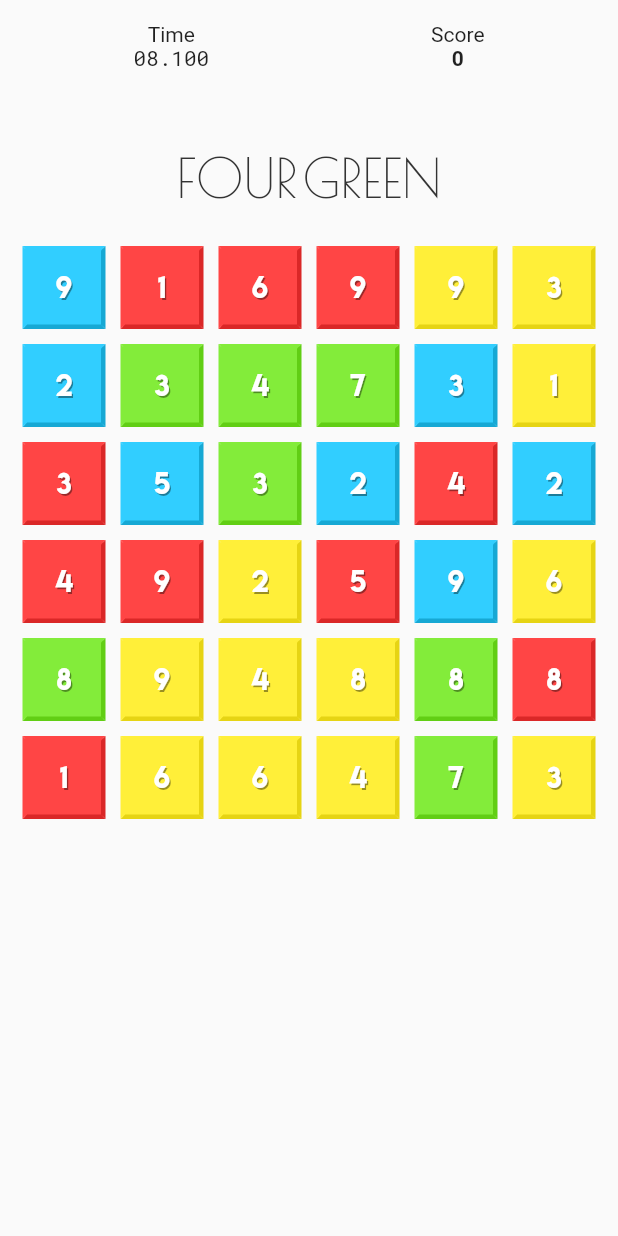
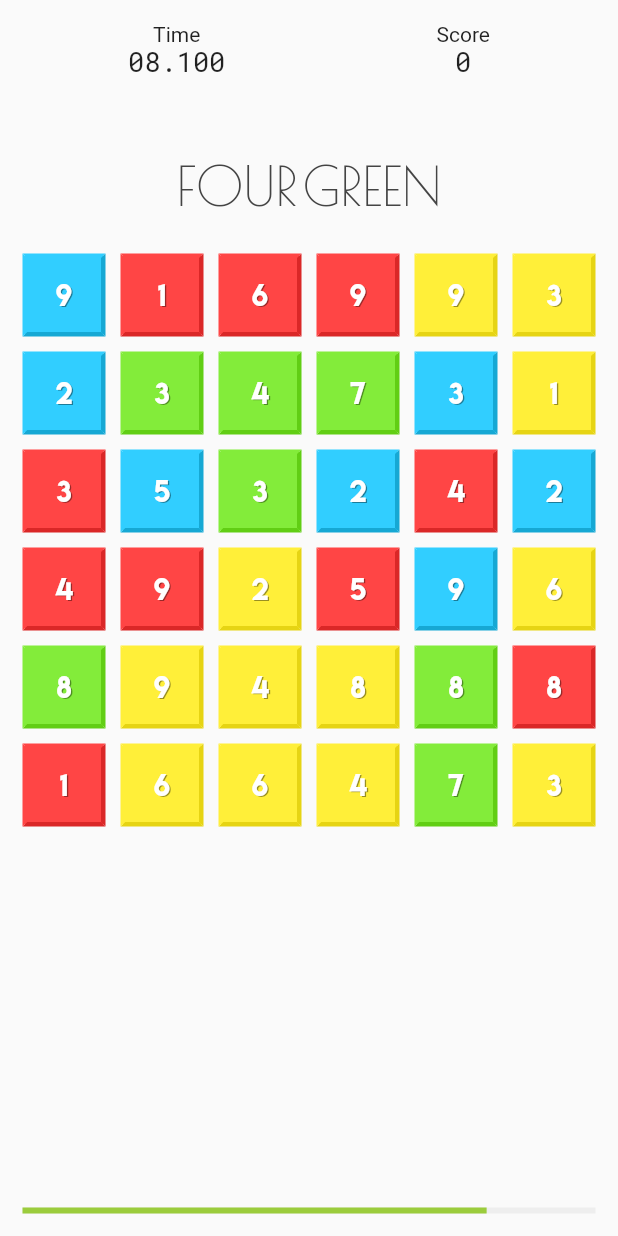
Before and after one commit to numcol/numcol, a Flutter app: the GameScreen screen opened by its route, on a phone screen of 412 x 824 dp. Run offline on Flutter 3.47's test engine with Material 2 defaults, Android fonts, the phone set to English and light mode, and no system bars; our stand-ins replace shared_preferences; accounts and stored records are empty.

Commit message:
Adding progress bar and some style adjustments

```diff
--- a/lib/screens/countdown/countdown.dart
+++ b/lib/screens/countdown/countdown.dart
@@ -27,7 +27,7 @@
       ).animate(_animationController);
     _animation.addStatusListener((animationStatus) {
       if (animationStatus == AnimationStatus.completed) {
-        Navigator.popAndPushNamed(context, Routes.game);
+        Navigator.pushReplacementNamed(context, Routes.game);
       }
     });
     _animationController.forward(from: 0.0);
--- a/lib/screens/game/game.dart
+++ b/lib/screens/game/game.dart
@@ -45,7 +45,7 @@
   }
 
   void _gameover() {
-    Navigator.popAndPushNamed(context, Routes.gameover);
+    Navigator.pushReplacementNamed(context, Routes.gameover);
   }
 
   @override
@@ -62,6 +62,29 @@
     );
   }
 
+  List<Widget> _buildChildren() {
+    return <Widget>[
+      Row(
+        mainAxisAlignment: MainAxisAlignment.spaceAround,
+        children: <Widget>[
+          RemainingWidget(timer: _timer),
+          ScoreWidget(score: _score)
+        ]
+      ),
+      QuestionWidget(
+        question: _question,
+        isColorOk: _isColorOk,
+        isNumberOk: _isNumberOk
+      ),
+      Expanded(
+        child: AnswersWidget(
+          answers: _answers,
+        ),
+      ),
+      ProgressBarWidget(timer: _timer),
+    ];
+  }
+
   @override
   Widget build(BuildContext context) {
     return Scaffold(
@@ -74,25 +97,7 @@
               mainAxisAlignment: MainAxisAlignment.center,
               mainAxisSize: MainAxisSize.max,
               crossAxisAlignment: CrossAxisAlignment.center,
-              children: <Widget>[
-                Row(
-                  mainAxisAlignment: MainAxisAlignment.spaceAround,
-                  children: <Widget>[
-                    RemainingWidget(timer: _timer),
-                    ScoreWidget(score: _score)
-                  ]
-                ),
-                QuestionWidget(
-                  question: _question,
-                  isColorOk: _isColorOk,
-                  isNumberOk: _isNumberOk
-                ),
-                Expanded(
-                  child: AnswersWidget(
-                    answers: _answers,
-                  ),
-                ),
-              ]
+              children: _buildChildren(),
             )
           ),
         ),
--- a/lib/screens/game/widgets/index.dart
+++ b/lib/screens/game/widgets/index.dart
@@ -3,3 +3,4 @@
 export 'answers.dart';
 export 'remaining/remaining.dart';
 export 'score.dart';
+export 'progress_bar.dart';
--- /dev/null
+++ b/lib/screens/game/widgets/progress_bar.dart
@@ -0,0 +1,54 @@
+import 'package:flutter/material.dart';
+
+import '../../../styles.dart';
+import '../../../core/index.dart';
+
+class ProgressBarWidget extends StatefulWidget {
+  ProgressBarWidget({Key key, @required this.timer}) : super(key: key);
+
+  final Timer timer;
+
+  @override
+  _ProgressBarWidgetState createState() => _ProgressBarWidgetState();
+}
+
+class _ProgressBarWidgetState extends State<ProgressBarWidget> with TickerProviderStateMixin {
+  void _setState() {
+    setState(() => null);
+  }
+
+  @override
+  void initState() {
+    super.initState();
+    widget.timer.controller.addListener(_setState);
+  }
+
+  @override
+  Widget build(BuildContext context) {
+    var animation = Tween(begin: 1.0, end: 0.0).animate(widget.timer.controller.value)
+      ..addListener(() {
+        setState(() => null);
+      });
+
+    var colorAnimation = ColorTween(
+        begin: ScreenColors.green,
+        end: ScreenColors.red,
+      ).animate(widget.timer.controller.value)
+      ..addListener(() {
+        setState(() => null);
+        });
+    return Container(
+      child: LinearProgressIndicator(
+        value: animation.value,
+        valueColor: colorAnimation,
+        backgroundColor: ScreenColors.lightGrey,
+      ),
+    );
+  }
+
+  @override
+  void dispose() {
+    widget.timer.controller.removeListener(_setState);
+    super.dispose();
+  }
+}
--- a/lib/screens/game/widgets/remaining/remaining.dart
+++ b/lib/screens/game/widgets/remaining/remaining.dart
@@ -28,9 +28,9 @@
   Widget build(BuildContext context) {
     return Column(
       children: <Widget>[
-        Text('Time'),
+        Text(Translations.of(context).text('time')),
         RemainingCounter(
-          animation: new StepTween(
+          animation: StepTween(
             begin: widget.timer.maxTimeInMilliseconds.round(),
             end: 0,
           ).animate(widget.timer.controller.value),
--- a/lib/screens/game/widgets/remaining/remaining_counter.dart
+++ b/lib/screens/game/widgets/remaining/remaining_counter.dart
@@ -12,6 +12,7 @@
     return new Text(
       (animation.value / 1000).toStringAsFixed(3).padLeft(6, '0'),
       style: TextStyle(
+        fontSize: 18.0,
         fontFamily: Fonts.robotoMono,
       ),
     );
--- a/lib/screens/game/widgets/score.dart
+++ b/lib/screens/game/widgets/score.dart
@@ -1,4 +1,7 @@
 import 'package:flutter/material.dart';
+
+import '../../../styles.dart';
+import '../../../core/index.dart';
 
 class ScoreWidget extends StatefulWidget {
   ScoreWidget({Key key, @required this.score})
@@ -22,11 +25,12 @@
   Widget build(BuildContext context) {
     return Column(
       children: <Widget>[
-        Text('Score'),
+        Text(Translations.of(context).text('score')),
         Text(
           widget.score.value.toString(),
           style: TextStyle(
-            fontWeight: FontWeight.bold,
+            fontSize: 18.0,
+            fontFamily: Fonts.robotoMono,
           ),
         ),
       ],
--- a/lib/screens/gameover/gameover.dart
+++ b/lib/screens/gameover/gameover.dart
@@ -34,8 +34,8 @@
               ),
               MenuButton(
                 color: Color.green,
-                text: Translations.of(context).text('play'),
-                onPressed: () => Navigator.pushNamed(context, Routes.countdown),
+                text: Translations.of(context).text('try_again'),
+                onPressed: () => Navigator.pushReplacementNamed(context, Routes.countdown),
               ),
             ],
           ),
--- a/lib/styles.dart
+++ b/lib/styles.dart
@@ -9,8 +9,10 @@
   static const darkYellow = const Color(0xffe6d413);
   static const blue = const Color(0xff31ceff);
   static const darkBlue = const Color(0xff16a8d4);
-  static const black = const Color(0xff333333);
+  static const black = const Color(0xff444444);
+  static const darkBlack = const Color(0xff333333);
   static const white = const Color(0xffffffff);
+  static const lightGrey = const Color(0xffeeeeee);
 }
 
 class Fonts {
```
Also changed, not shown: lib/screens/countdown/widgets/counter.dart (+18 -3 lines), locale/i18n_eu.json (+4 -3 lines).
